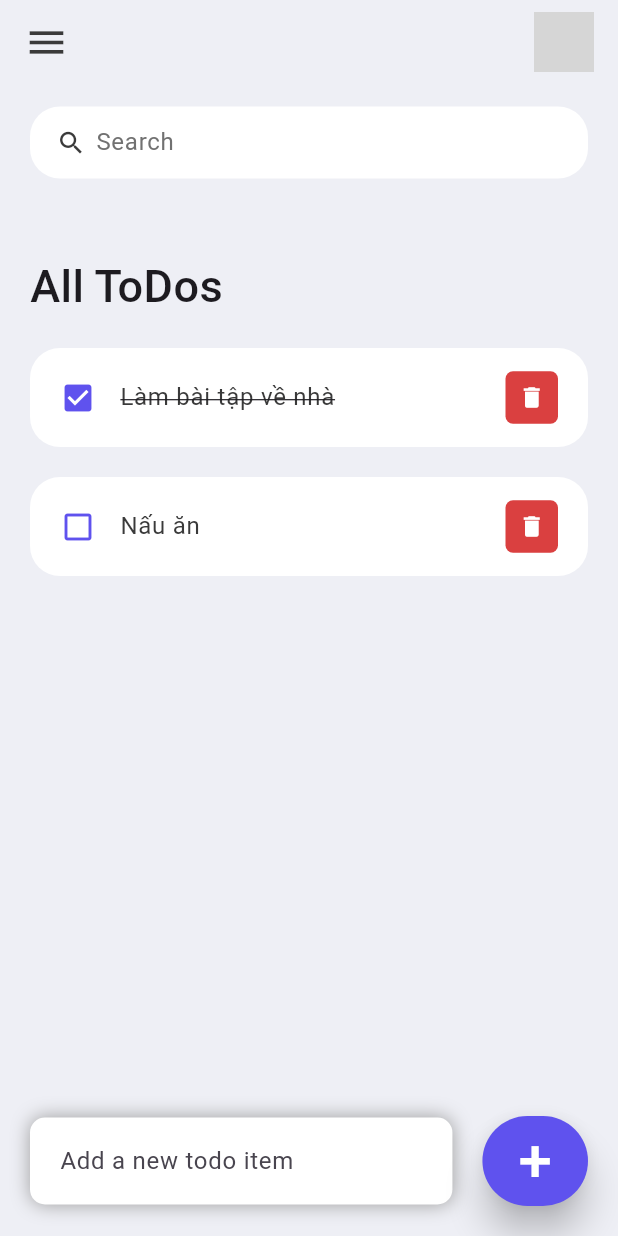
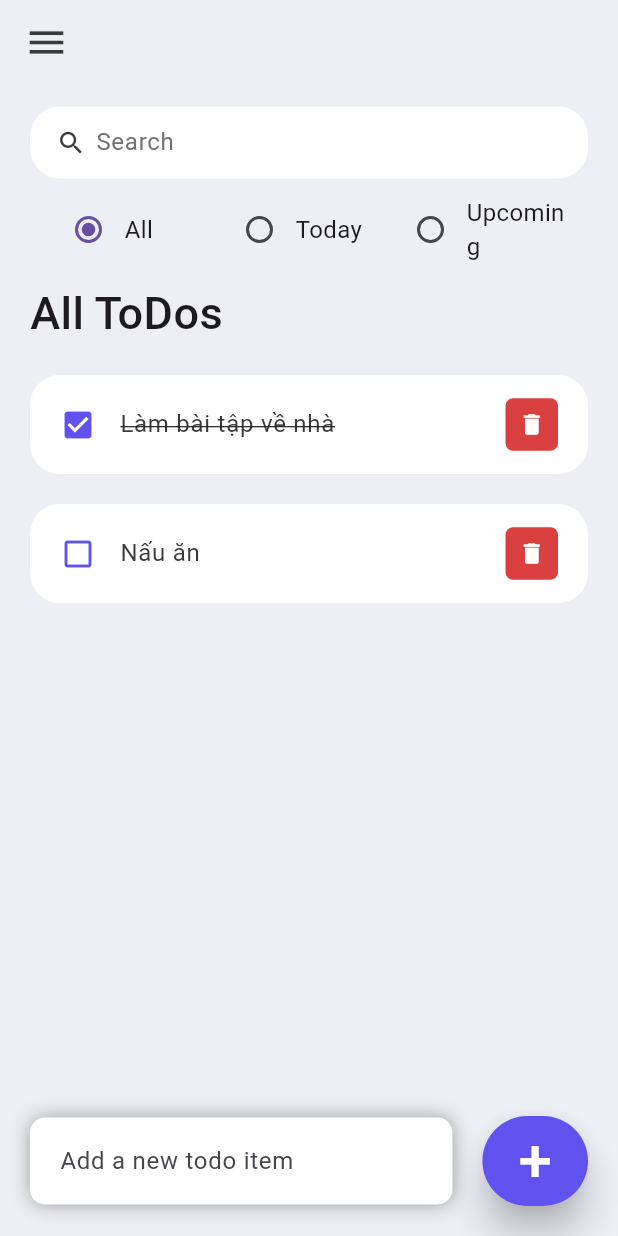
Before and after one commit to Minhnhat1104/flutter_todo_app, a Flutter app: the screen it shows after launch, on a phone screen of 412 x 824 dp. Run offline on Flutter 3.47's test engine with Material 3 defaults, Android fonts, the phone set to English and light mode, and no system bars; grey boxes are pictures that could not be loaded.

Commit message:
Add radio option all, today, upcoming

```diff
--- a/lib/screens/home.dart
+++ b/lib/screens/home.dart
@@ -11,10 +11,13 @@ class Home extends StatefulWidget {
   State<Home> createState() => _HomeState();
 }
 
+enum RadioOption { all, today, upcoming }
+
 class _HomeState extends State<Home> {
   final todosList = ToDo.todoList();
   List<ToDo> _foundToDo = [];
   final _todoController = TextEditingController();
+  RadioOption? _radioValue = RadioOption.all;
 
   @override
   void initState() {
@@ -34,11 +37,12 @@ class _HomeState extends State<Home> {
               padding: EdgeInsets.symmetric(horizontal: 20, vertical: 15),
               child: Column(children: [
                 searchBox(),
+                radioFilterBox(),
                 Expanded(
                     child: ListView(
                   children: [
                     Container(
-                      margin: EdgeInsets.only(top: 50, bottom: 20),
+                      margin: EdgeInsets.only(top: 0, bottom: 20),
                       child: Text(
                         'All ToDos',
                         style: TextStyle(
@@ -158,6 +162,77 @@ class _HomeState extends State<Home> {
     );
   }
 
+  Widget radioFilterBox() {
+    return Container(
+        padding: EdgeInsets.symmetric(horizontal: 15, vertical: 10),
+        child: Row(
+          mainAxisAlignment: MainAxisAlignment.spaceAround,
+          children: [
+            Expanded(
+              flex: 1,
+              child: Row(
+                children: [
+                  Radio(
+                      value: RadioOption.all,
+                      groupValue: _radioValue,
+                      onChanged: (RadioOption? value) {
+                        setState(() {
+                          _radioValue = value;
+                        });
+                      }),
+                  Expanded(
+                      child: Text(
+                    'All',
+                    style: TextStyle(fontSize: 16),
+                  ))
+                ],
+              ),
+            ),
+            Expanded(
+              flex: 1,
+              child: Row(
+                children: [
+                  Radio(
+                      value: RadioOption.today,
+                      groupValue: _radioValue,
+                      onChanged: (RadioOption? value) {
+                        setState(() {
+                          _radioValue = value;
+                        });
+                      }),
+                  Expanded(
+                      child: Text(
+                    'Today',
+                    style: TextStyle(fontSize: 16),
+                  ))
+                ],
+              ),
+            ),
+            Expanded(
+              flex: 1,
+              child: Row(
+                children: [
+                  Radio(
+                      value: RadioOption.upcoming,
+                      groupValue: _radioValue,
+                      onChanged: (RadioOption? value) {
+                        setState(() {
+                          _radioValue = value;
+                        });
+                      }),
+                  Expanded(
+                    child: Text(
+                      'Upcoming',
+                      style: TextStyle(fontSize: 16),
+                    ),
+                  )
+                ],
+              ),
+            ),
+          ],
+        ));
+  }
+
   AppBar _buildAppBar() {
     return AppBar(
       backgroundColor: tdBGColor,
@@ -168,13 +243,13 @@ class _HomeState extends State<Home> {
           color: tdBlack,
           size: 30,
         ),
-        Container(
-          height: 40,
-          width: 40,
-          child: ClipRRect(
-              borderRadius: BorderRadius.circular(20),
-              child: Image.asset('assets/images/avatar.png')),
-        )
+        // Container(
+        //   height: 40,
+        //   width: 40,
+        //   child: ClipRRect(
+        //       borderRadius: BorderRadius.circular(20),
+        //       child: Image.asset('assets/images/avatar.png')),
+        // )
       ]),
     );
   }
```
